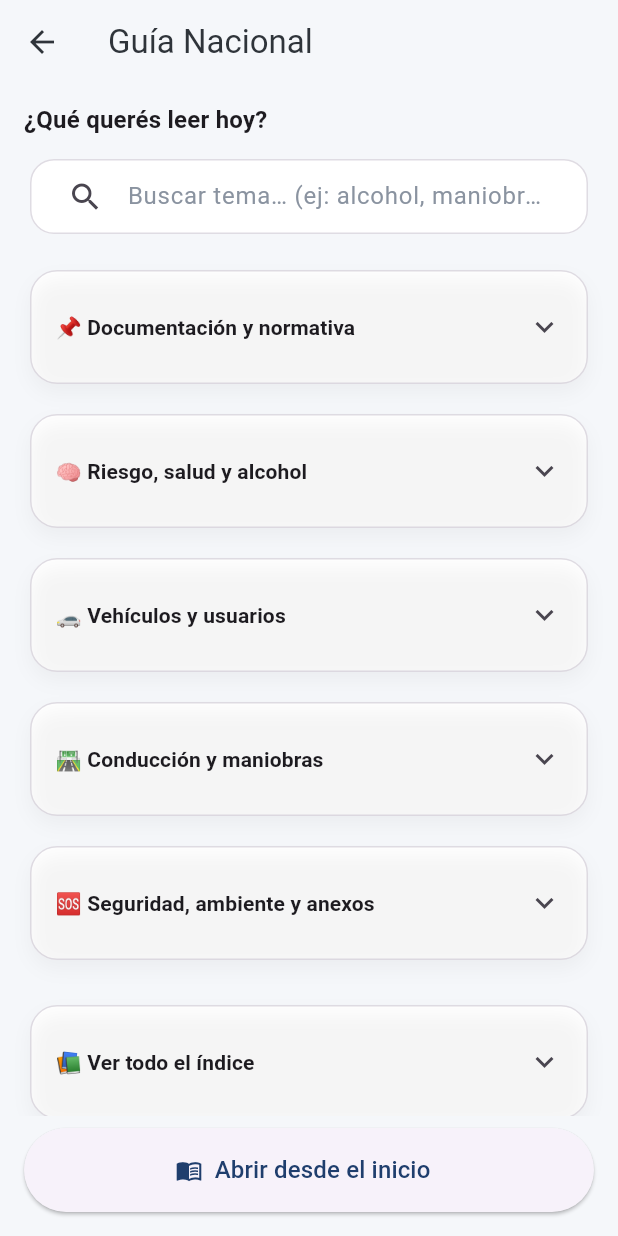
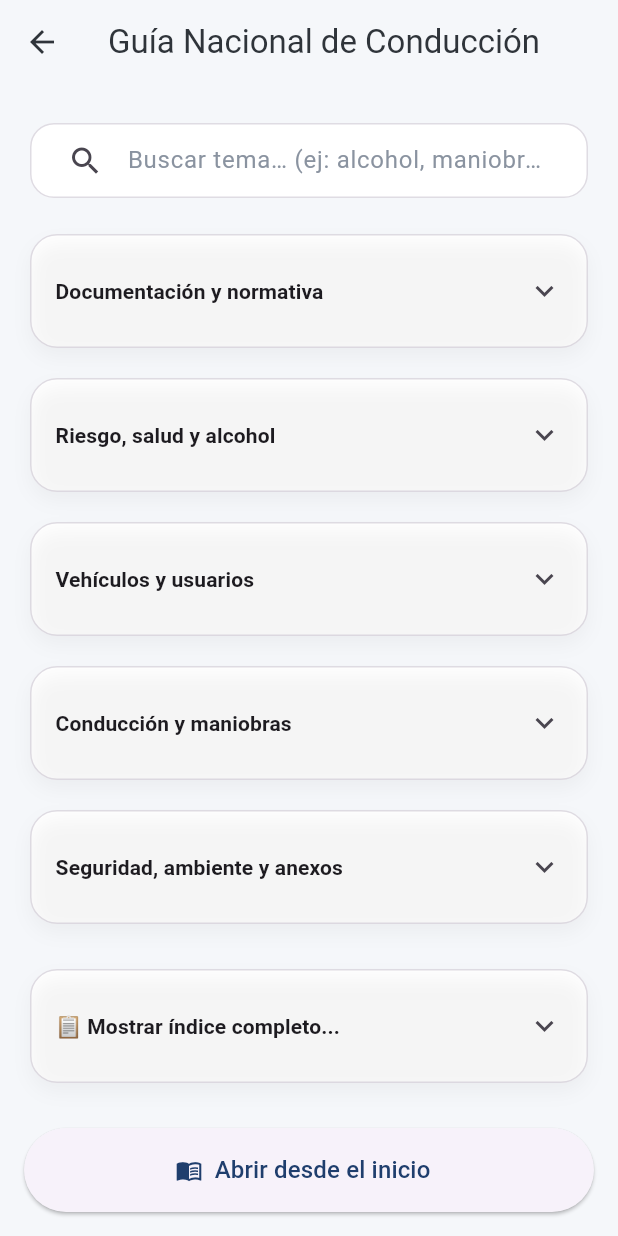
Before and after one commit to nahuelvalles/ManejarUY, a Flutter app: the ManualIndiceScreen screen opened directly, on a phone screen of 412 x 824 dp. Run offline on Flutter 3.47's test engine with Material 3 defaults, Android fonts, the phone set to English and light mode, and no system bars; missing offline and left inert: syncfusion_flutter_pdfviewer.

Commit message:
Pequeños retoques

```diff
--- a/lib/screens/manual_indice_screen.dart
+++ b/lib/screens/manual_indice_screen.dart
@@ -41,23 +41,23 @@ class _ManualIndiceScreenState extends State<ManualIndiceScreen> {
   // Categorías sugeridas
   static const _categorias = <ManualCategoria>[
     ManualCategoria(
-      titulo: '📌 Documentación y normativa',
+      titulo: 'Documentación y normativa',
       keys: ['REGLAMENTACIÓN', 'PERMISO', 'CATEGORÍAS'],
     ),
     ManualCategoria(
-      titulo: '🧠 Riesgo, salud y alcohol',
+      titulo: 'Riesgo, salud y alcohol',
       keys: ['FACTORES', 'MEDICINA', 'ALCOHOL'],
     ),
     ManualCategoria(
-      titulo: '🚗 Vehículos y usuarios',
+      titulo: 'Vehículos y usuarios',
       keys: ['SU VEHÍCULO', 'MOTOS', 'BICICLETA', 'CUATRICICLOS', 'PEATÓN'],
     ),
     ManualCategoria(
-      titulo: '🛣️ Conducción y maniobras',
+      titulo: 'Conducción y maniobras',
       keys: ['LA CONDUCCIÓN', 'GENERALIDADES', 'LEYES FÍSICAS', 'MANIOBRAS', 'RUTA'],
     ),
     ManualCategoria(
-      titulo: '🆘 Seguridad, ambiente y anexos',
+      titulo: 'Seguridad, ambiente y anexos',
       keys: ['ACCIDENTE', 'MEDIO AMBIENTE', 'ECOLÓGICA', 'GLOSARIO', 'ANEXO'],
     ),
   ];
@@ -82,7 +82,7 @@ class _ManualIndiceScreenState extends State<ManualIndiceScreen> {
 
     return Scaffold(
       appBar: AppBar(
-        title: const Text('Guía Nacional'),
+        title: const Text('Guía Nacional de Conducción'),
       ),
       body: SafeArea(
         child: Column(
@@ -93,12 +93,6 @@ class _ManualIndiceScreenState extends State<ManualIndiceScreen> {
               child: Column(
                 crossAxisAlignment: CrossAxisAlignment.start,
                 children: [
-                  Text(
-                    '¿Qué querés leer hoy?',
-                    style: theme.textTheme.titleMedium?.copyWith(
-                      fontWeight: FontWeight.w700,
-                    ),
-                  ),
                   const SizedBox(height: 10),
                   _SearchCard(
                     controller: _searchCtrl,
@@ -133,18 +127,10 @@ class _ManualIndiceScreenState extends State<ManualIndiceScreen> {
 
                         // Extra (ver todo) con mismo look
                         _CategoriaCard(
-                          titulo: '📚 Ver todo el índice',
+                          titulo: '📋 Mostrar índice completo...',
                           items: _items,
                           initiallyExpanded: false,
                           onTap: (item) => _openPage(context, item.pagina),
-                        ),
-
-                        const SizedBox(height: 10),
-                        Text(
-                          'Tip: podés buscar por palabras clave (ej: “luces”, “moto”, “peatón”).',
-                          style: theme.textTheme.bodySmall?.copyWith(
-                            color: cs.onSurface.withOpacity(0.65),
-                          ),
                         ),
                       ],
                     ),
--- a/lib/screens/modulos_screen.dart
+++ b/lib/screens/modulos_screen.dart
@@ -1,5 +1,7 @@
 import 'package:flutter/material.dart';
 import 'quiz_screen.dart';
+import '../quiz_modo.dart';
+//import 'examen_quiz_screen.dart';
 
 class ModulosScreen extends StatelessWidget {
   const ModulosScreen({super.key});
```
Also changed, not shown: 1 other file.
